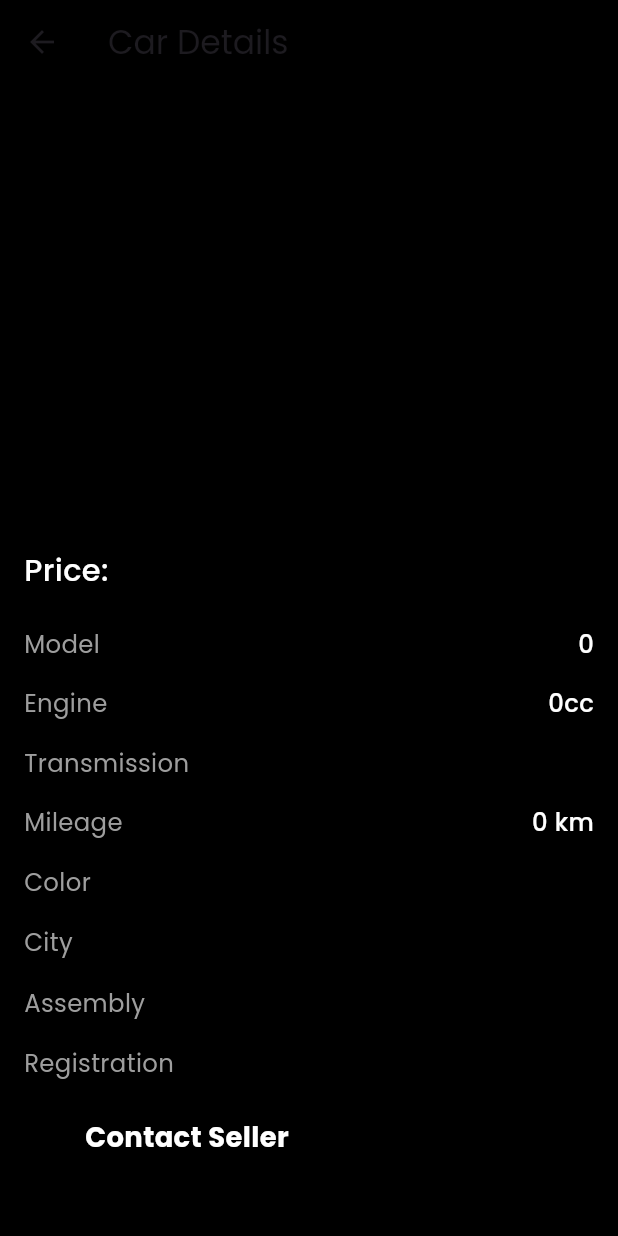
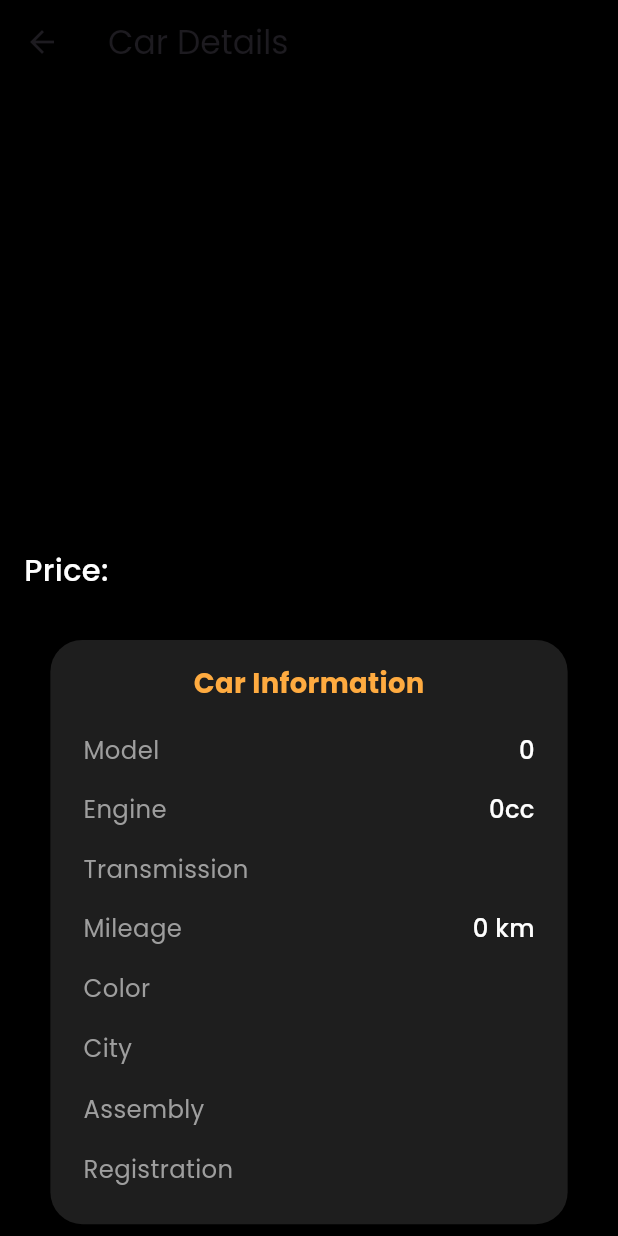
Before and after one commit to Rauftaha757/AutoTrade_ClientSide, a Flutter app: the Detailspage screen opened directly with empty values, on a phone screen of 412 x 824 dp. Run offline on Flutter 3.47's test engine with Material 3 defaults, Android fonts, the phone set to English and light mode, and no system bars; drawn by our look-alikes of carousel_slider; our stand-ins replace firebase_core, firebase_storage, flutter_screenutil, flutter_secure_storage, flutter_spinkit, font_awesome_flutter and 2 more; accounts and stored records are empty.

Commit message:
details page

```diff
--- a/lib/AppScreens/cardetails_page.dart
+++ b/lib/AppScreens/cardetails_page.dart
@@ -13,6 +13,20 @@ class Detailspage extends StatefulWidget {
 }
 
 class _DetailspageState extends State<Detailspage> {
+  void initState() {
+    super.initState();
+
+    WidgetsBinding.instance.addPostFrameCallback((_) {
+      _precacheImages();
+    });
+  }
+
+
+  void _precacheImages() {
+    for (var imageUrl in widget.car.imageurl) {
+      precacheImage(NetworkImage(imageUrl), context);
+    }
+  }
   @override
   Widget build(BuildContext context) {
     return Scaffold(
@@ -67,6 +81,38 @@ class _DetailspageState extends State<Detailspage> {
                     ),
                   ),
                   SizedBox(height: 16.h),
+                  Container(
+                    width: double.infinity,
+                    margin: EdgeInsets.symmetric(vertical: 16.h, horizontal: 16.w),
+                    padding: EdgeInsets.symmetric(vertical: 16.h, horizontal: 20.w),
+                    decoration: BoxDecoration(
+                      color: const Color(0xFF1E1E1E),
+                      borderRadius: BorderRadius.circular(21.r),
+                      boxShadow: [
+                        BoxShadow(
+                          color: Colors.black.withOpacity(0.3),
+                          blurRadius: 8,
+                          offset: Offset(0, 4),
+                        ),
+                      ],
+                    ),
+                    child: Column(
+                      crossAxisAlignment: CrossAxisAlignment.start,
+                      children: [
+                        Row(
+                          mainAxisAlignment: MainAxisAlignment.center,
+                          children: [
+                            Text(
+                              "Car Information",
+                              style: TextStyle(
+                                fontSize: 18.sp,
+                                fontWeight: FontWeight.bold,
+                                color: Colors.orangeAccent,
+                              ),
+                            ),
+                          ],
+                        ),
+                        SizedBox(height: 12.h),
                         _buildInfoRow("Model", "${widget.car.model}"),
                         _buildInfoRow("Engine", "${widget.car.enginecapacity}cc"),
                         _buildInfoRow("Transmission", widget.car.transmition),
@@ -75,15 +121,35 @@ class _DetailspageState extends State<Detailspage> {
                         _buildInfoRow("City", widget.car.city),
                         _buildInfoRow("Assembly", widget.car.assembly),
                         _buildInfoRow("Registration", widget.car.registration),
-                  SizedBox(height: 16.h),
-             Row(
-               mainAxisAlignment: MainAxisAlignment.spaceAround,
+                      ],
+                    ),
+                  ),
+
+                  SizedBox(height: 8.h),
+
+                  Container(
+                    width: double.infinity,
+                    margin: EdgeInsets.symmetric(vertical: 16.h, horizontal: 16.w),
+                    padding: EdgeInsets.symmetric(vertical: 16.h, horizontal: 20.w),
+                    decoration: BoxDecoration(
+                      color: const Color(0xFF1E1E1E),
+                      borderRadius: BorderRadius.circular(21.r),
+                      boxShadow: [
+                        BoxShadow(
+                          color: Colors.black.withOpacity(0.3),
+                          blurRadius: 8,
+                          offset: Offset(0, 4),
+                        ),
+                      ],
+                    ),
+                    child: Row(
+                   mainAxisAlignment: MainAxisAlignment.spaceBetween,
                       children: [
                         Text(
                           "Contact Seller",
                           style: TextStyle(
-                     color: Colors.white,
-                     fontSize: 18.sp,
+                            color: Colors.orangeAccent,
+                            fontSize: 14.sp,
                             fontWeight: FontWeight.bold,
                           ),
                         ),
@@ -92,11 +158,15 @@ class _DetailspageState extends State<Detailspage> {
                           widget.car.contact,
                           style: TextStyle(
                             color: Colors.white,
-                     fontSize: 16.sp,
+                            fontSize: 14.sp,
+                            fontWeight: FontWeight.w500,
                           ),
                         ),
                       ],
                     ),
+                  ),
+
+
                 ],
               ),
             ),
```
Lines whose indentation alone changed are shown as unchanged.
